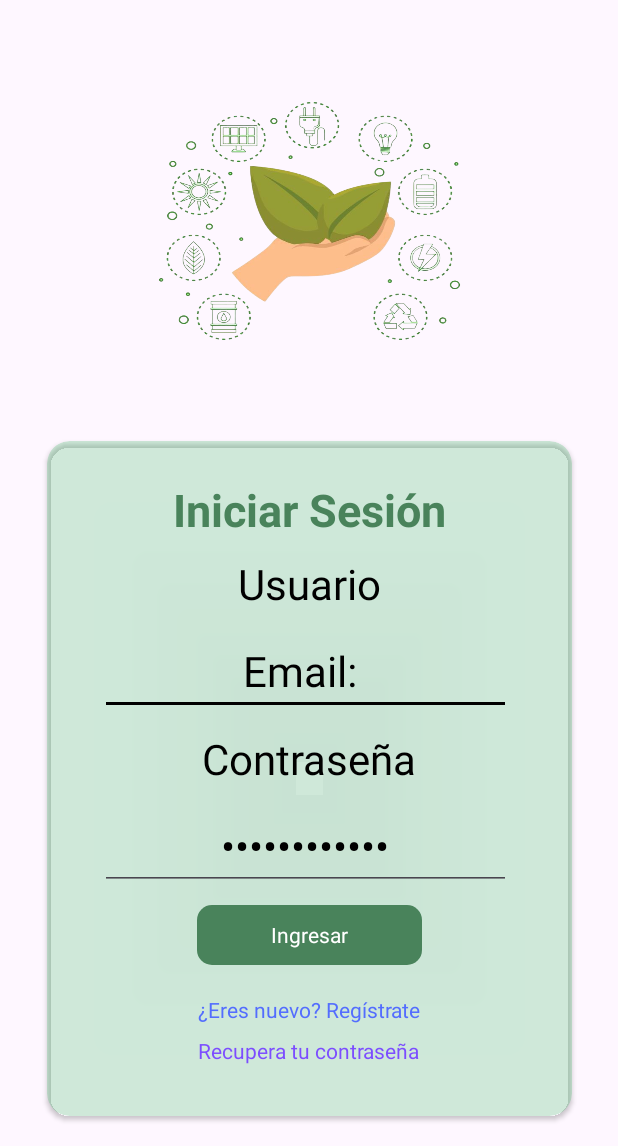
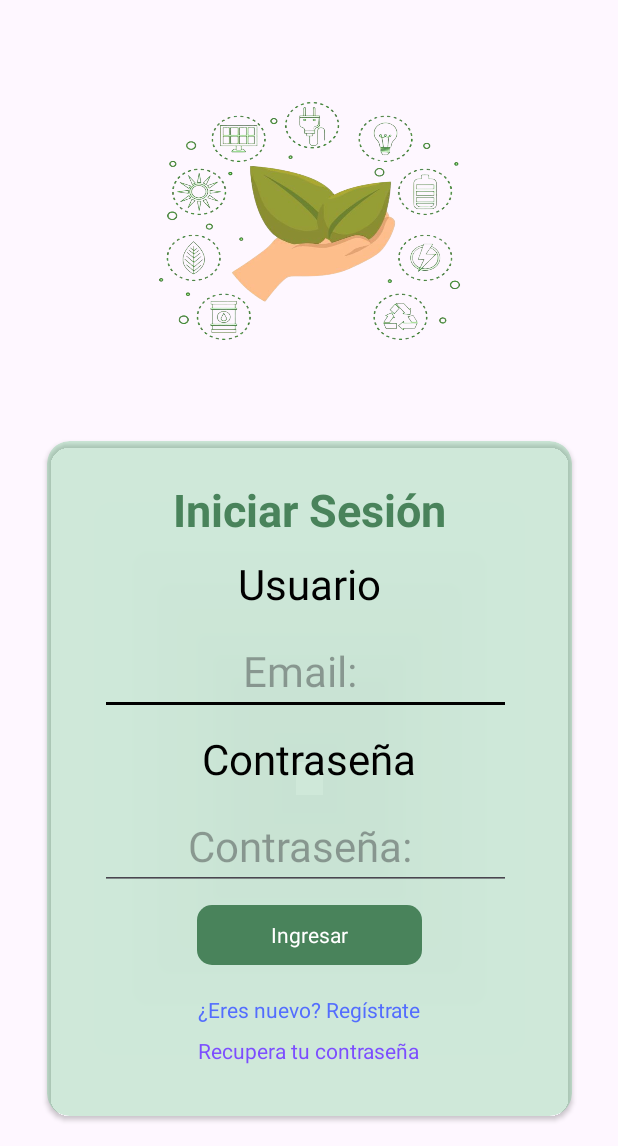
Before and after one commit to SamiGamin/GreenGarden, an Android app: the screen it shows after launch (Login), on a phone screen of 412 x 824 dp, the part 90-1236 px from its top. Run offline under Robolectric (Android 15) with nearby library versions, the light colour scheme and no system bars.

Commit message:
arreglo login

```diff
--- a/app/src/main/res/layout/login.xml
+++ b/app/src/main/res/layout/login.xml
@@ -84,7 +84,7 @@
                 android:layout_marginEnd="25dp"
                 android:ems="10"
                 android:inputType="textEmailAddress"
-                android:text="Email: "
+                android:hint="Email: "
                 android:textAlignment="center"
                 android:textColor="@color/black"
                 android:textSize="28sp" />
@@ -108,7 +108,7 @@
                 android:layout_marginEnd="25dp"
                 android:ems="10"
                 android:inputType="textPassword"
-                android:text="Contraseña: "
+                android:hint="Contraseña: "
                 android:textAlignment="center"
                 android:textColor="@color/black"
                 android:textSize="28sp" />
```
